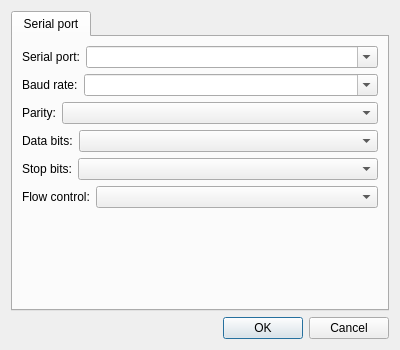
The window that Plugins/SerialPort/DlgSettingsSerialPort.ui (KangLin/RabbitRemoteControl) describes before a commit, drawn with Qt 5.
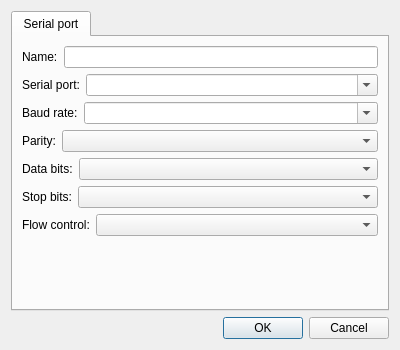
The same window after the commit.

What changed in the file:
```diff
--- a/Plugins/SerialPort/DlgSettingsSerialPort.ui
+++ b/Plugins/SerialPort/DlgSettingsSerialPort.ui
@@ -34,49 +34,45 @@
        <string>Serial port</string>
       </attribute>
       <layout class="QGridLayout" name="gridLayout_2">
-       <item row="3" column="0">
-        <layout class="QHBoxLayout" name="horizontalLayout_4">
+       <item row="0" column="0">
+        <layout class="QHBoxLayout" name="horizontalLayout_7">
          <item>
-          <widget class="QLabel" name="label_4">
+          <widget class="QLabel" name="label_7">
            <property name="text">
-            <string>Data bits:</string>
+            <string>Name:</string>
            </property>
           </widget>
          </item>
          <item>
-          <widget class="QComboBox" name="cbDataBits">
-           <property name="sizePolicy">
-            <sizepolicy hsizetype="Expanding" vsizetype="Fixed">
-             <horstretch>0</horstretch>
-             <verstretch>0</verstretch>
-            </sizepolicy>
-           </property>
-          </widget>
-         </item>
-        </layout>
-       </item>
-       <item row="2" column="0">
-        <layout class="QHBoxLayout" name="horizontalLayout_3">
-         <item>
-          <widget class="QLabel" name="label_3">
-           <property name="text">
-            <string>Parity:</string>
-           </property>
-          </widget>
-         </item>
-         <item>
-          <widget class="QComboBox" name="cbParity">
-           <property name="sizePolicy">
-            <sizepolicy hsizetype="Expanding" vsizetype="Fixed">
-             <horstretch>0</horstretch>
-             <verstretch>0</verstretch>
-            </sizepolicy>
-           </property>
-          </widget>
+          <widget class="QLineEdit" name="leName"/>
          </item>
         </layout>
        </item>
        <item row="1" column="0">
+        <layout class="QHBoxLayout" name="horizontalLayout">
+         <item>
+          <widget class="QLabel" name="label">
+           <property name="text">
+            <string>Serial port:</string>
+           </property>
+          </widget>
+         </item>
+         <item>
+          <widget class="QComboBox" name="cbSerialPort">
+           <property name="sizePolicy">
+            <sizepolicy hsizetype="Expanding" vsizetype="Fixed">
+             <horstretch>0</horstretch>
+             <verstretch>0</verstretch>
+            </sizepolicy>
+           </property>
+           <property name="editable">
+            <bool>true</bool>
+           </property>
+          </widget>
+         </item>
+        </layout>
+       </item>
+       <item row="2" column="0">
         <layout class="QHBoxLayout" name="horizontalLayout_2">
          <item>
           <widget class="QLabel" name="label_2">
@@ -100,17 +96,17 @@
          </item>
         </layout>
        </item>
-       <item row="5" column="0">
-        <layout class="QHBoxLayout" name="horizontalLayout_6">
+       <item row="3" column="0">
+        <layout class="QHBoxLayout" name="horizontalLayout_3">
          <item>
-          <widget class="QLabel" name="label_6">
+          <widget class="QLabel" name="label_3">
            <property name="text">
-            <string>Flow control:</string>
+            <string>Parity:</string>
            </property>
           </widget>
          </item>
          <item>
-          <widget class="QComboBox" name="cbFlowControl">
+          <widget class="QComboBox" name="cbParity">
            <property name="sizePolicy">
             <sizepolicy hsizetype="Expanding" vsizetype="Fixed">
              <horstretch>0</horstretch>
@@ -122,6 +118,27 @@
         </layout>
        </item>
        <item row="4" column="0">
+        <layout class="QHBoxLayout" name="horizontalLayout_4">
+         <item>
+          <widget class="QLabel" name="label_4">
+           <property name="text">
+            <string>Data bits:</string>
+           </property>
+          </widget>
+         </item>
+         <item>
+          <widget class="QComboBox" name="cbDataBits">
+           <property name="sizePolicy">
+            <sizepolicy hsizetype="Expanding" vsizetype="Fixed">
+             <horstretch>0</horstretch>
+             <verstretch>0</verstretch>
+            </sizepolicy>
+           </property>
+          </widget>
+         </item>
+        </layout>
+       </item>
+       <item row="5" column="0">
         <layout class="QHBoxLayout" name="horizontalLayout_5">
          <item>
           <widget class="QLabel" name="label_5">
@@ -142,31 +159,28 @@
          </item>
         </layout>
        </item>
-       <item row="0" column="0">
-        <layout class="QHBoxLayout" name="horizontalLayout">
-         <item>
-          <widget class="QLabel" name="label">
-           <property name="text">
-            <string>Serial port:</string>
-           </property>
-          </widget>
-         </item>
-         <item>
-          <widget class="QComboBox" name="cbSerialPort">
-           <property name="sizePolicy">
-            <sizepolicy hsizetype="Expanding" vsizetype="Fixed">
-             <horstretch>0</horstretch>
-             <verstretch>0</verstretch>
-            </sizepolicy>
-           </property>
-           <property name="editable">
-            <bool>true</bool>
-           </property>
-          </widget>
-         </item>
-        </layout>
-       </item>
        <item row="6" column="0">
+        <layout class="QHBoxLayout" name="horizontalLayout_6">
+         <item>
+          <widget class="QLabel" name="label_6">
+           <property name="text">
+            <string>Flow control:</string>
+           </property>
+          </widget>
+         </item>
+         <item>
+          <widget class="QComboBox" name="cbFlowControl">
+           <property name="sizePolicy">
+            <sizepolicy hsizetype="Expanding" vsizetype="Fixed">
+             <horstretch>0</horstretch>
+             <verstretch>0</verstretch>
+            </sizepolicy>
+           </property>
+          </widget>
+         </item>
+        </layout>
+       </item>
+       <item row="7" column="0">
         <spacer name="verticalSpacer">
          <property name="orientation">
           <enum>Qt::Orientation::Vertical</enum>
```
